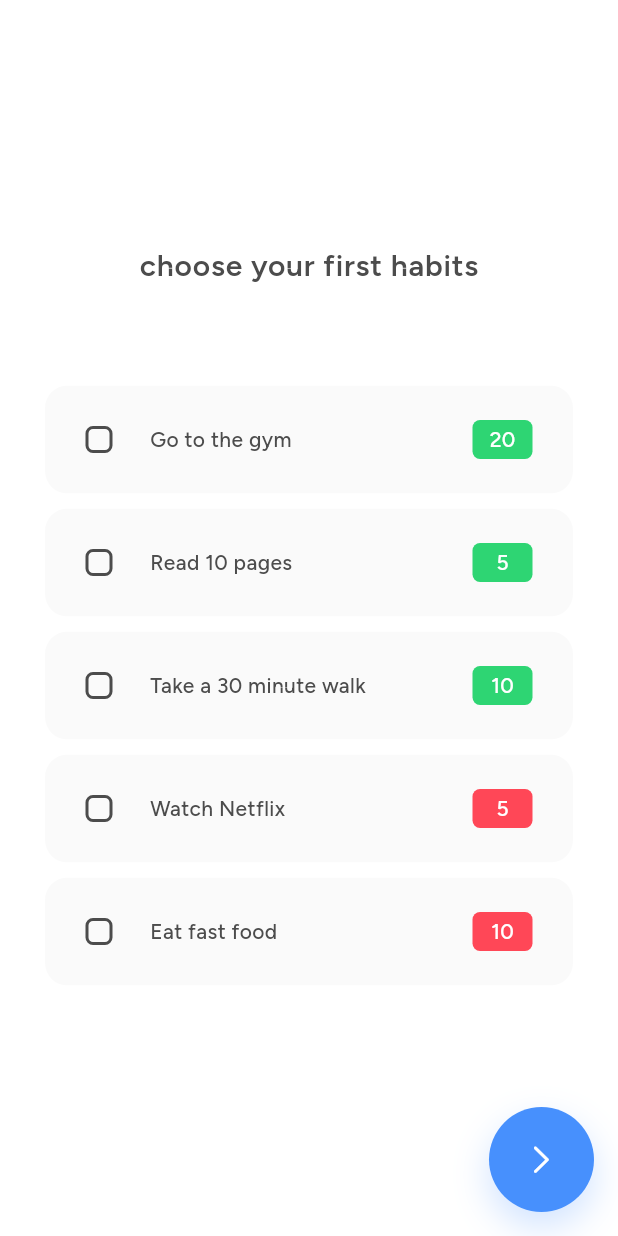
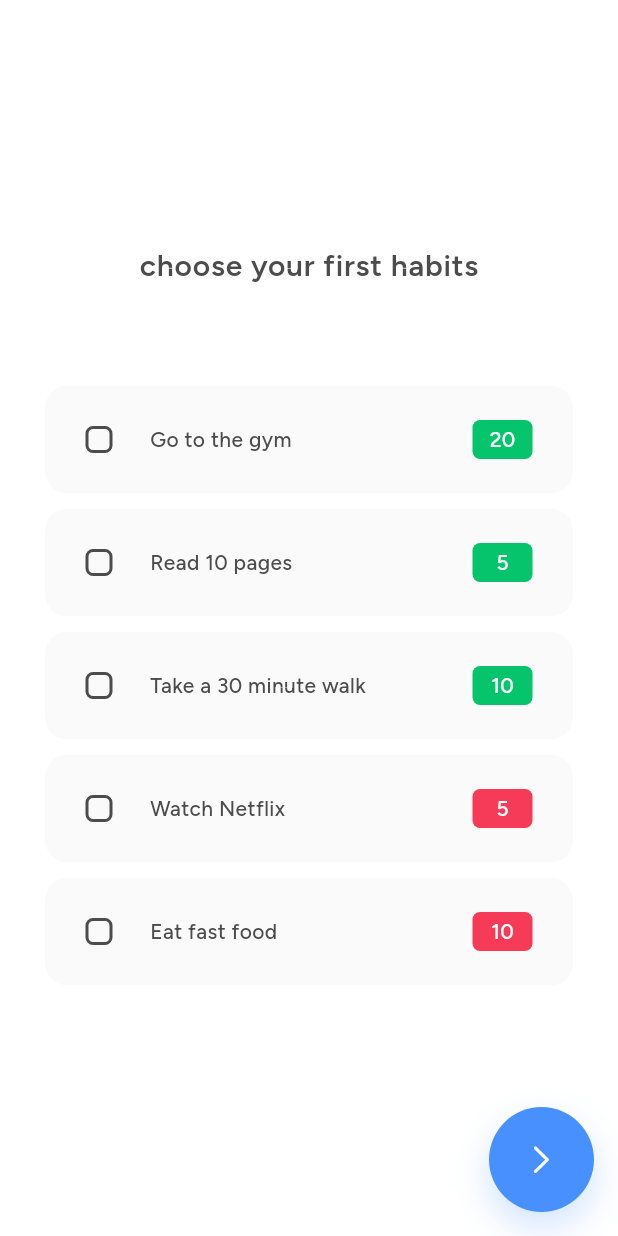
Before and after one commit to Studio-Grosser/gameify, a Flutter app: the screen it shows after launch, on a phone screen of 412 x 824 dp. Run offline on Flutter 3.47's test engine with Material 3 defaults, Android fonts, the phone set to English and light mode, and no system bars; drawn by our look-alikes of flutter_slidable; our stand-ins replace animated_flip_counter, easy_localization, font_awesome_flutter, gap, go_router, sentry_flutter and 2 more; missing offline and left inert: restart_app; accounts and stored records are empty.

Commit message:
update app icon and colors

```diff
--- a/lib/utils/themes.dart
+++ b/lib/utils/themes.dart
@@ -12,8 +12,8 @@ class Themes {
   static const Color shade7 = Color(0xff121212);
 
   static const Color accent = Color(0xff4790FD);
-  static const Color success = Color(0xff2ED573);
-  static const Color danger = Color(0xffFF4757);
+  static const Color success = Color(0xff05C46B);
+  static const Color danger = Color(0xffF53B57);
 
   static ThemeData lightTheme = ThemeData(
       bottomSheetTheme: const BottomSheetThemeData(dragHandleColor: shade4),
```
Also changed, not shown: assets/icon.png, 26 other files.
